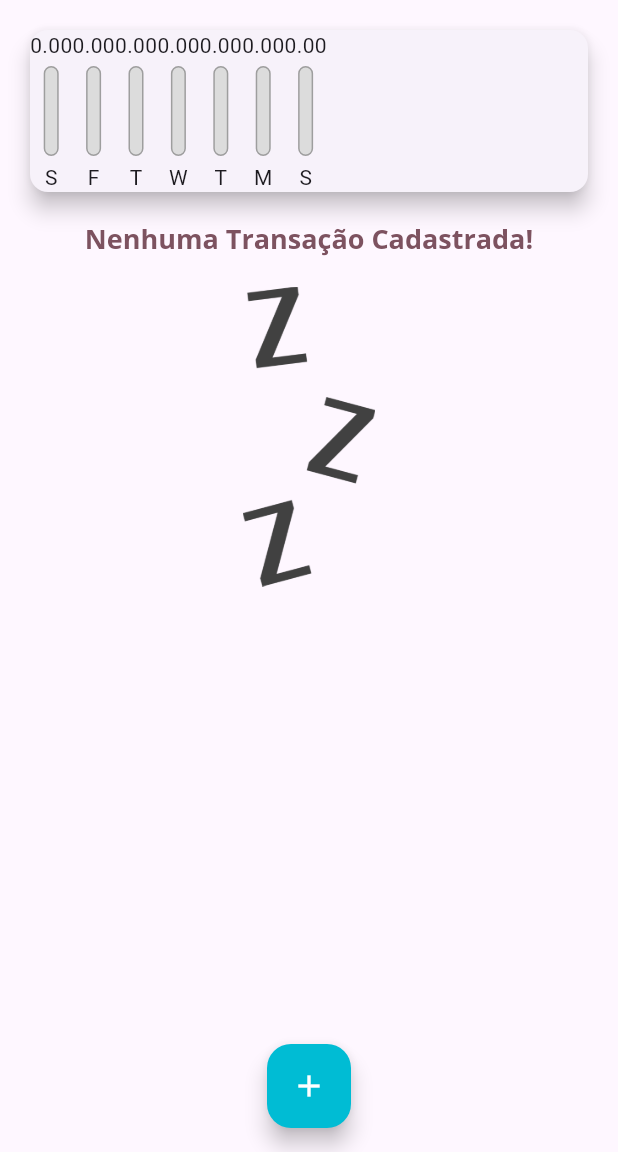
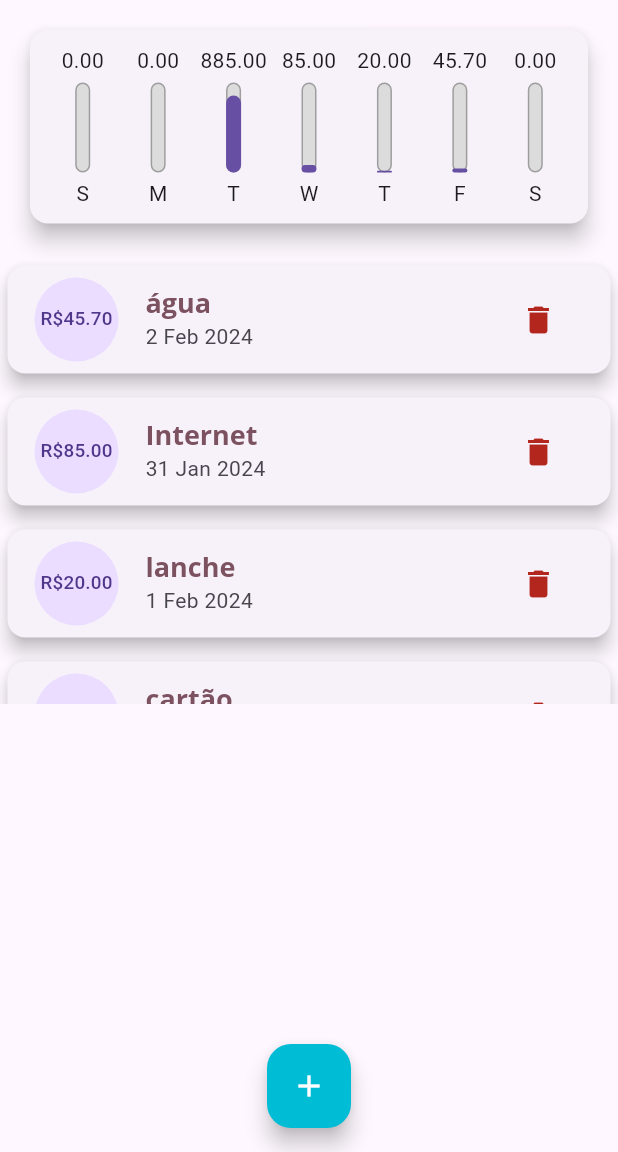
Before and after one commit to TiagoLemosNeitzke/app_controle_despesas, a Flutter app: the screen it shows after launch, on a phone screen of 412 x 824 dp, the part 84-1236 px from its top. Run offline on Flutter 3.47's test engine with Material 3 defaults, Android fonts, the phone set to English and light mode, and no system bars.

Commit message:
melhorando a estilização dos componentes

```diff
--- a/lib/components/chart.dart
+++ b/lib/components/chart.dart
@@ -27,19 +27,37 @@ class Chart extends StatelessWidget {
       }
 
       return {'day': DateFormat.E().format(weekDay)[0], 'value': totalSum};
+    }).reversed.toList();
+  }
+
+  double get _weekTotalValue {
+    return groupedTransactions.fold(0.0, (sum, tr) {
+      return sum + (tr['value'] as double);
     });
   }
 
   @override
   Widget build(BuildContext context) {
-    groupedTransactions;
     return Card(
       elevation: 6,
       margin: const EdgeInsets.all(20),
-      child: Row(
-          children: groupedTransactions.map((tr) {
-        return ChartBar(tr['day'] as String, tr['value'] as double, 0);
-      }).toList()),
+      child: Padding(
+        padding: const EdgeInsets.all(10),
+        child: Row(
+            mainAxisAlignment: MainAxisAlignment.spaceAround,
+            children: groupedTransactions.map((tr) {
+              final double percentage =
+                  (tr['value'] as double) / _weekTotalValue;
+              return Flexible(
+                fit: FlexFit.tight,
+                child: ChartBar(
+                  tr['day'] as String,
+                  tr['value'] as double,
+                  percentage,
+                ),
+              );
+            }).toList()),
+      ),
     );
   }
 }
--- a/lib/components/chart_bar.dart
+++ b/lib/components/chart_bar.dart
@@ -11,12 +11,16 @@ class ChartBar extends StatelessWidget {
   Widget build(BuildContext context) {
     return Column(
       children: [
-        Text('${value.toStringAsFixed(2)}'),
-        SizedBox(height: 4),
+        Container(
+          height: 20,
+          child: FittedBox(child: Text('${value.toStringAsFixed(2)}')),
+        ),
+        const SizedBox(height: 5),
         Container(
           height: 60,
           width: 10,
           child: Stack(
+            alignment: AlignmentDirectional.bottomStart,
             children: [
               Container(
                 decoration: BoxDecoration(
@@ -37,7 +41,7 @@ class ChartBar extends StatelessWidget {
             ],
           ),
         ),
-        SizedBox(height: 4),
+        const SizedBox(height: 4),
         Text(label),
       ],
     );
--- a/lib/components/transaction_list.dart
+++ b/lib/components/transaction_list.dart
@@ -34,49 +34,36 @@ class TransactionList extends StatelessWidget {
         itemBuilder: (ctx, index) {
           final tr = transactions[index];
           return Card(
-            child: Row(
-              children: [
-                Container(
+                  elevation: 5,
                   margin: const EdgeInsets.symmetric(
-                    horizontal: 15,
-                    vertical: 10,
+                    vertical: 8,
+                    horizontal: 5,
                   ),
-                  decoration: BoxDecoration(
-                    border: Border.all(
-                      color: Theme.of(context).colorScheme.secondary,
-                      width: 2,
-                    ),
-                  ),
-                  padding: const EdgeInsets.all(10),
-                  child: Text(
-                    'R\$ ${tr.value.toStringAsFixed(2)}',
-                    style: TextStyle(
-                      fontWeight: FontWeight.bold,
-                      fontSize: 20,
-                      color: Theme.of(context).colorScheme.primary,
-                    ),
-                  ),
-                ),
-                Column(
-                  crossAxisAlignment: CrossAxisAlignment.start,
-                  children: [
-                    Text(
-                      tr.title,
-                      style: const TextStyle(
-                        fontSize: 16,
-                        fontWeight: FontWeight.bold,
+                  child: ListTile(
+                      leading: CircleAvatar(
+                        radius: 30,
+                        child: Padding(
+                          padding: const EdgeInsets.all(6),
+                          child: FittedBox(
+                            child: Text('R\$${tr.value.toStringAsFixed(2)}'),
+                          ),
+                        ),
                       ),
-                    ),
-                    Text(
-                      DateFormat('d MMM y').format(tr.date),
-                      style: const TextStyle(
-                        color: Colors.grey,
+                      title: Text(
+                        tr.title,
+                        style: Theme.of(context).textTheme.titleLarge,
                       ),
-                    ),
-                  ],
-                ),
-              ],
-            ),
+                      subtitle: Text(
+                        DateFormat('d MMM y').format(tr.date),
+                      ),
+                      trailing: IconButton(
+                        icon: const Icon(Icons.delete),
+                        color: Theme.of(context).errorColor,
+                        onPressed: () {
+                          print(tr.id);
+                          //Não existe a lógica de deleção
+                        },
+                      )),
           );
         },
       ),
--- a/lib/main.dart
+++ b/lib/main.dart
@@ -54,7 +54,28 @@ class MyHomePage extends StatefulWidget {
 }
 
 class _MyHomePageState extends State<MyHomePage> {
-  final List<Transaction> _transactions = [];
+  final List<Transaction> _transactions = [
+    Transaction(
+        id: "0",
+        title: "água",
+        value: 45.70,
+        date: DateTime.now().subtract(const Duration(days: 1))),
+    Transaction(
+        id: "1",
+        title: "Internet",
+        value: 85.0,
+        date: DateTime.now().subtract(const Duration(days: 3))),
+    Transaction(
+        id: "2",
+        title: "lanche",
+        value: 20.0,
+        date: DateTime.now().subtract(const Duration(days: 2))),
+    Transaction(
+        id: "3",
+        title: "cartão",
+        value: 885.0,
+        date: DateTime.now().subtract(const Duration(days: 4))),
+  ];
 
   List<Transaction> get _recentTransactions {
     return _transactions.where((tr) {
```
